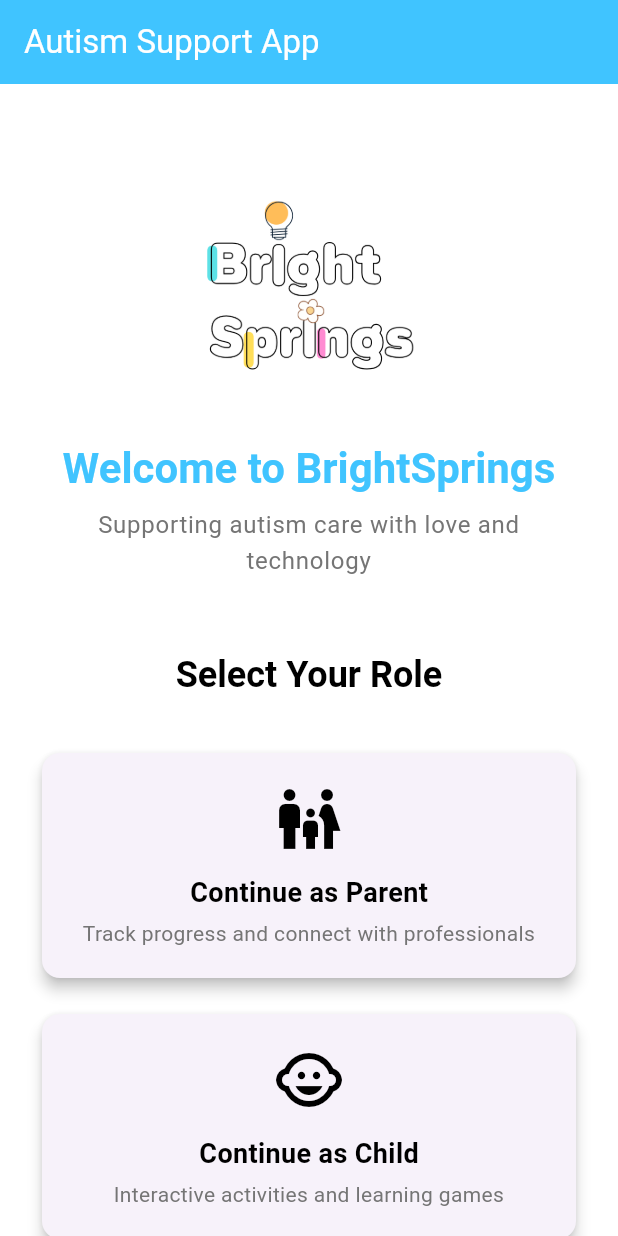
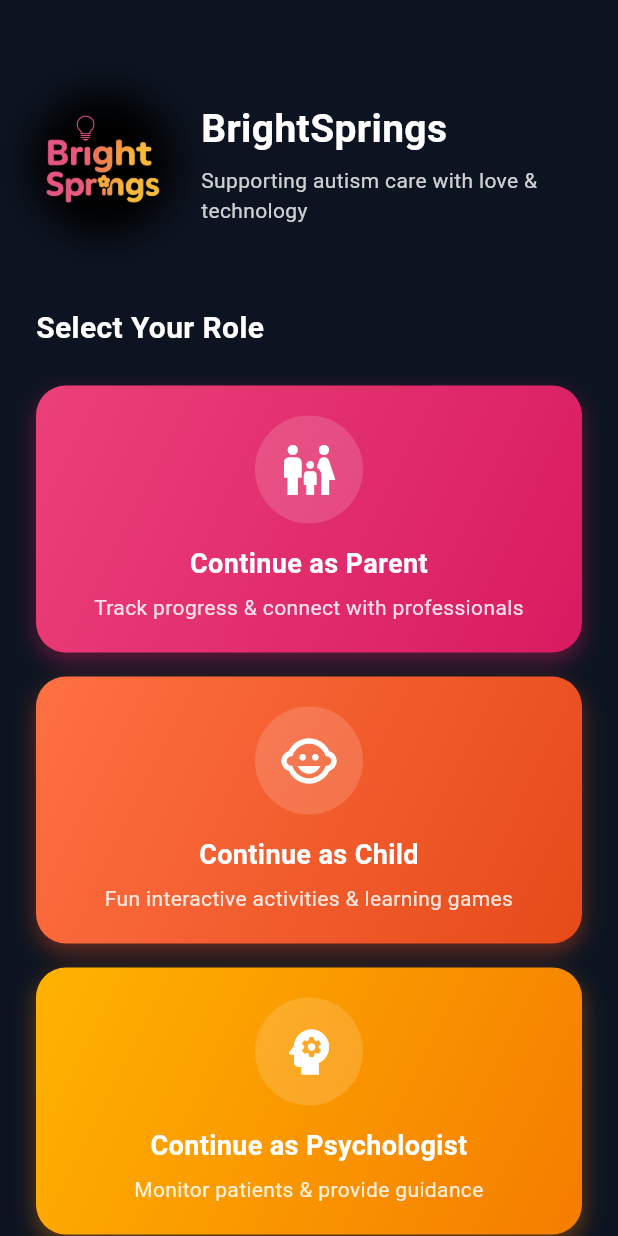
Before and after one commit to NEVIL5249/brightsprings, a Flutter app: the screen it shows after launch, on a phone screen of 412 x 824 dp. Run offline on Flutter 3.47's test engine with Material 3 defaults, Android fonts, the phone set to English and light mode, and no system bars; our stand-ins replace audioplayers, camera, cloud_firestore, confetti, firebase_auth, firebase_core and 1 more; missing offline and left inert: google_mlkit_face_detection; accounts and stored records are empty.

Commit message:
some UI changes in role selector screen and logo

```diff
--- a/lib/auth/role_selector.dart
+++ b/lib/auth/role_selector.dart
@@ -6,78 +6,112 @@
   @override
   Widget build(BuildContext context) {
     return Scaffold(
-      appBar: AppBar(
-        title: Text('Autism Support App'),
-        backgroundColor: Colors.lightBlueAccent,
-        foregroundColor: Colors.white,
-      ),
-      body: Container(
-        decoration: BoxDecoration(
-          gradient: LinearGradient(
-            begin: Alignment.topCenter,
-            end: Alignment.bottomCenter,
-            colors: [Colors.white, Colors.white],
-          ),
-        ),
-        child: SafeArea(
+      backgroundColor: const Color(0xFF0D1421),
+      body: SafeArea(
         child: SingleChildScrollView(
           child: Padding(
             padding: const EdgeInsets.all(24.0),
             child: Column(
+              crossAxisAlignment: CrossAxisAlignment.start,
               children: [
-                  SizedBox(height: 40),
-                  Image.asset(
+                const SizedBox(height: 40),
+
+                // Top section: Logo + Text
+                Row(
+                  crossAxisAlignment: CrossAxisAlignment.center,
+                  children: [
+                    // Logo
+                    Container(
+                      width: 90,
+                      height: 90,
+                      decoration: BoxDecoration(
+                        shape: BoxShape.circle,
+                        // gradient: const LinearGradient(
+                        //   // colors: [Color(0xFF667EEA), Color(0xFF764BA2)],
+                        //   begin: Alignment.topLeft,
+                        //   end: Alignment.bottomRight,
+                        // ),
+                        boxShadow: [
+                          BoxShadow(
+                            blurRadius: 20,
+                            spreadRadius: 3,
+                          )
+                        ],
+                      ),
+                      child: ClipOval(
+                        child: Image.asset(
                           'assets/images/brightsprings.png',
-                    width: 150, // adjust size
-                    height: 150,
-                    fit: BoxFit.contain,
+                          fit: BoxFit.cover,
                         ),
-                  SizedBox(height: 24),
+                      ),
+                    ),
+                    const SizedBox(width: 20),
+
+                    // App Name + Tagline
+                    Expanded(
+                      child: Column(
+                        crossAxisAlignment: CrossAxisAlignment.start,
+                        children: [
                           Text(
-                    'Welcome to BrightSprings',
-                    style: Theme.of(context).textTheme.headlineMedium?.copyWith(
+                            "BrightSprings",
+                            style: const TextStyle(
+                              fontSize: 26,
                               fontWeight: FontWeight.bold,
-                      color: Colors.lightBlueAccent,
+                              color: Colors.white,
                             ),
-                    textAlign: TextAlign.center,
                           ),
-                  SizedBox(height: 8),
+                          const SizedBox(height: 6),
                           Text(
-                    'Supporting autism care with love and technology',
-                    style: Theme.of(context).textTheme.bodyLarge?.copyWith(
-                      color: Colors.grey[600],
+                            "Supporting autism care with love & technology",
+                            style: TextStyle(
+                              fontSize: 14,
+                              color: Colors.white.withOpacity(0.8),
                             ),
-                    textAlign: TextAlign.center,
                           ),
-                  SizedBox(height: 48),
+                        ],
+                      ),
+                    ),
+                  ],
+                ),
+
+                const SizedBox(height: 50),
+
+                // Section Title
                 Text(
                   'Select Your Role',
-                    style: Theme.of(context).textTheme.headlineSmall?.copyWith(
+                  style: const TextStyle(
+                    fontSize: 20,
                     fontWeight: FontWeight.w600,
-                      color: Colors.black,
+                    color: Colors.white,
                   ),
                 ),
-                  SizedBox(height: 32),
+                const SizedBox(height: 24),
+
+                // Role Cards (stacked vertically)
                 RoleButton(
                   role: UserRole.parent,
                   icon: Icons.family_restroom,
-                    description: 'Track progress and connect with professionals',
+                  description: 'Track progress & connect with professionals',
+  gradient: [Color(0xFFEC407A), Color(0xFFD81B60)], // Vibrant pinks (logo match)
                 ),
-                  SizedBox(height: 16),
+                const SizedBox(height: 16),
+
                 RoleButton(
                   role: UserRole.child,
                   icon: Icons.child_care,
-                    description: 'Interactive activities and learning games',
+                  description: 'Fun interactive activities & learning games',
+  gradient: [Color(0xFFFF7043), Color(0xFFE64A19)], // Playful orange-red (logo match)
                 ),
-                  SizedBox(height: 16),
+                const SizedBox(height: 16),
+
                 RoleButton(
                   role: UserRole.psychologist,
                   icon: Icons.psychology,
-                    description: 'Monitor patients and provide guidance',
+                  description: 'Monitor patients & provide guidance',
+  gradient: [Color(0xFFFFB300), Color(0xFFF57C00)], // Rich amber-orange (slight orange tone so white text pops)
                 ),
-                  SizedBox(height: 40),
+                const SizedBox(height: 40),
               ],
-              ),
             ),
           ),
         ),
@@ -90,20 +124,18 @@
   final UserRole role;
   final IconData icon;
   final String description;
+  final List<Color> gradient;
 
-  RoleButton({
+  const RoleButton({
     required this.role,
     required this.icon,
     required this.description,
+    required this.gradient,
   });
 
   @override
   Widget build(BuildContext context) {
-    return Container(
-      width: double.infinity,
-      child: Card(
-        elevation: 4,
-        child: InkWell(
+    return InkWell(
       onTap: () {
         Navigator.push(
           context,
@@ -112,39 +144,57 @@
           ),
         );
       },
-          borderRadius: BorderRadius.circular(8),
-          child: Padding(
-            padding: const EdgeInsets.all(20.0),
+      borderRadius: BorderRadius.circular(20),
+      child: Container(
+        width: double.infinity,
+        padding: const EdgeInsets.all(20),
+        decoration: BoxDecoration(
+          gradient: LinearGradient(
+            colors: gradient,
+            begin: Alignment.topLeft,
+            end: Alignment.bottomRight,
+          ),
+          borderRadius: BorderRadius.circular(20),
+          boxShadow: [
+            BoxShadow(
+              color: gradient.last.withOpacity(0.4),
+              blurRadius: 12,
+              offset: const Offset(0, 6),
+            ),
+          ],
+        ),
         child: Column(
           children: [
-                Icon(
-                  icon,
-                  size: 48,
-                  color: Colors.black,
+            Container(
+              padding: const EdgeInsets.all(16),
+              decoration: BoxDecoration(
+                color: Colors.white.withOpacity(0.15),
+                shape: BoxShape.circle,
               ),
-                SizedBox(height: 12),
+              child: Icon(icon, size: 40, color: Colors.white),
+            ),
+            const SizedBox(height: 14),
             Text(
               'Continue as ${role.displayName}',
-                  style: TextStyle(
+              style: const TextStyle(
                 fontSize: 18,
                 fontWeight: FontWeight.w600,
-                    color: Colors.black,
+                color: Colors.white,
               ),
+              textAlign: TextAlign.center,
             ),
-                SizedBox(height: 4),
+            const SizedBox(height: 6),
             Text(
               description,
               style: TextStyle(
                 fontSize: 14,
-                    color: Colors.grey[600],
+                color: Colors.white.withOpacity(0.85),
               ),
               textAlign: TextAlign.center,
             ),
           ],
         ),
       ),
-        ),
-      ),
     );
   }
 }
```
Also changed, not shown: assets/images/brightsprings.png. Lines whose indentation alone changed are shown as unchanged.
